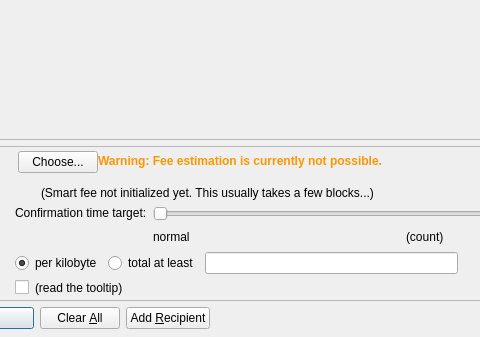
malandro0/bitcoin, file src/qt/forms/sendcoinsdialog.ui: the form before one commit; both pictures show x 127 to 607 and y 189 to 526 of the 850 by 526 pixel window.
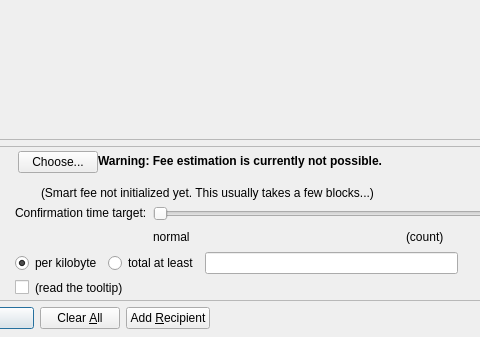
The form after the commit. Icons and pictures are not drawn. Custom widgets are drawn as their Qt base class.

Commit message: Qt/Send: Figure a decent warning colour from theme

Diff of the .ui file:
```diff
--- a/src/qt/forms/sendcoinsdialog.ui
+++ b/src/qt/forms/sendcoinsdialog.ui
@@ -764,9 +764,11 @@
             <property name="toolTip">
              <string>Using the static fallback-fee can result in sending a transaction that will take several hours or days (or never) to confirm or that you overpay the fees. Consider choosing your fee manually or wait until your have validated the complete chain.</string>
             </property>
-            <property name="styleSheet">
-             <string notr="true">color: rgb(255, 150, 0);
-font-weight: bold;</string>
+            <property name="font">
+            <font>
+                <weight>75</weight>
+                <bold>true</bold>
+            </font>
             </property>
             <property name="text">
              <string>Warning: Fee estimation is currently not possible.</string>
```
The commit also changes 1 other file.
